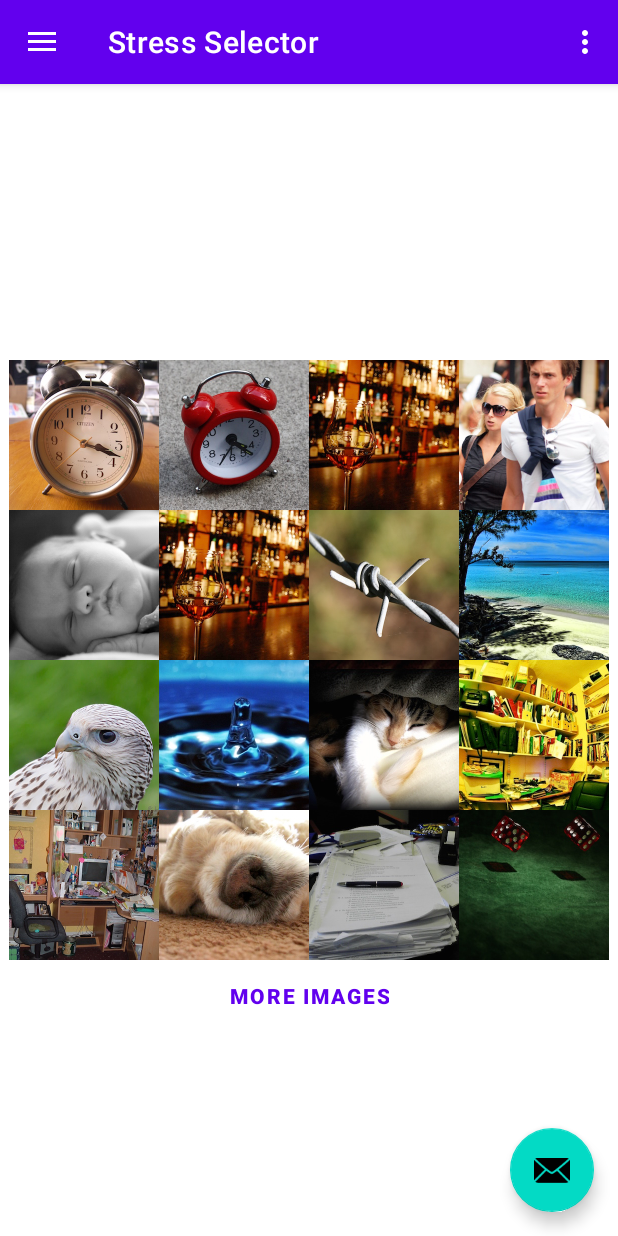
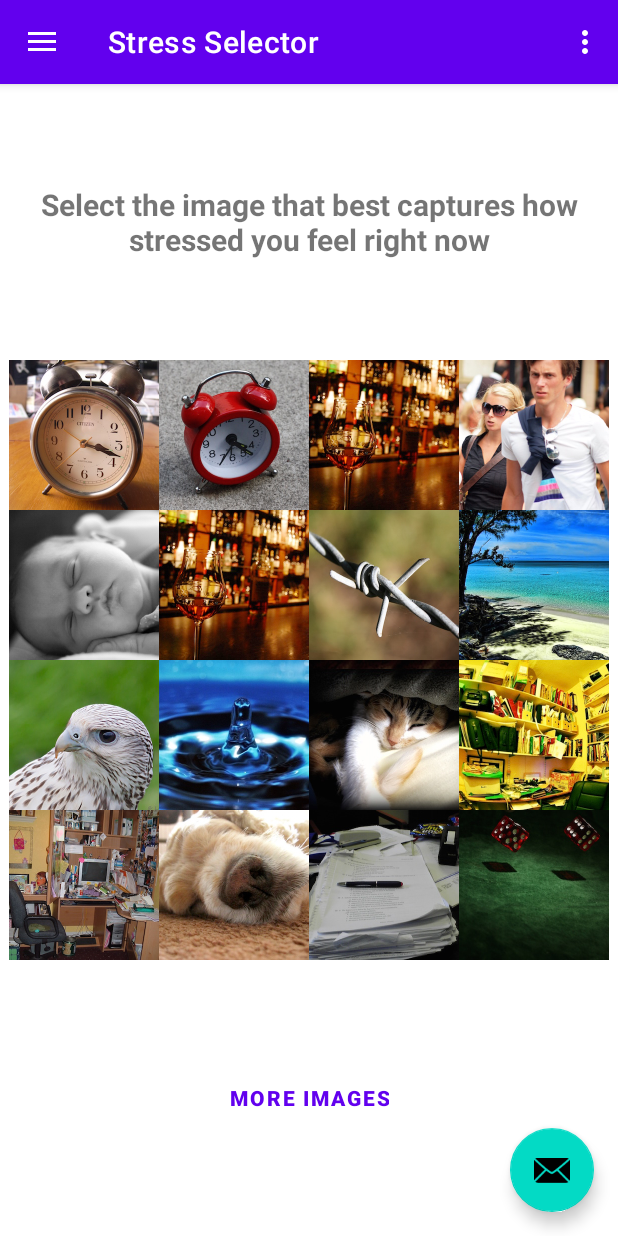
Before and after one commit to salmanayazz/stress-meter, an Android app: the screen it shows after launch (MainActivity), on a phone screen of 412 x 824 dp. Run offline under Robolectric (Android 15) with nearby library versions, the phone set to English and light mode, and no system bars; our stand-ins replace navigation-ui.

Commit message:
added headers

```diff
--- a/app/src/main/res/layout/fragment_stress_selector.xml
+++ b/app/src/main/res/layout/fragment_stress_selector.xml
@@ -7,6 +7,20 @@
     android:layout_width="match_parent"
     android:layout_height="match_parent"
     tools:context=".MainActivity">
+
+    <TextView
+        android:layout_width="wrap_content"
+        android:layout_height="wrap_content"
+        android:layout_weight="1"
+        android:gravity="center"
+        android:padding="8dp"
+        android:text="Select the image that best captures how stressed you feel right now"
+        android:textSize="20sp"
+        android:textStyle="bold"
+        app:layout_constraintBottom_toTopOf="@+id/gridLayout"
+        app:layout_constraintEnd_toEndOf="parent"
+        app:layout_constraintStart_toStartOf="parent"
+        app:layout_constraintTop_toTopOf="parent" />
 
     <GridLayout
         android:id="@+id/gridLayout"
@@ -26,6 +40,7 @@
         android:layout_width="wrap_content"
         android:layout_height="wrap_content"
         android:text="More Images"
+        app:layout_constraintBottom_toBottomOf="parent"
         app:layout_constraintEnd_toEndOf="parent"
         app:layout_constraintStart_toStartOf="parent"
         app:layout_constraintTop_toBottomOf="@+id/gridLayout" />
```
Also changed, not shown: app/src/main/java/com/example/stressmeter/ui/stressrecord/StressRecordFragment.kt (+9 -5 lines), app/src/main/res/layout/fragment_stress_record.xml (+21 -0 lines).
